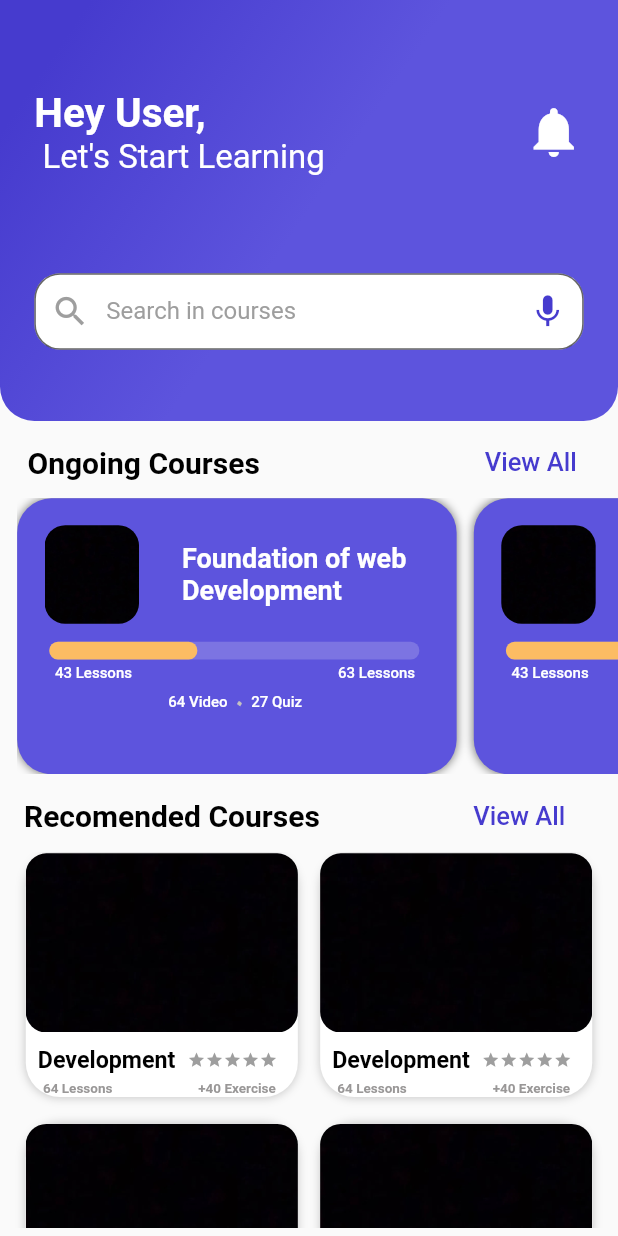
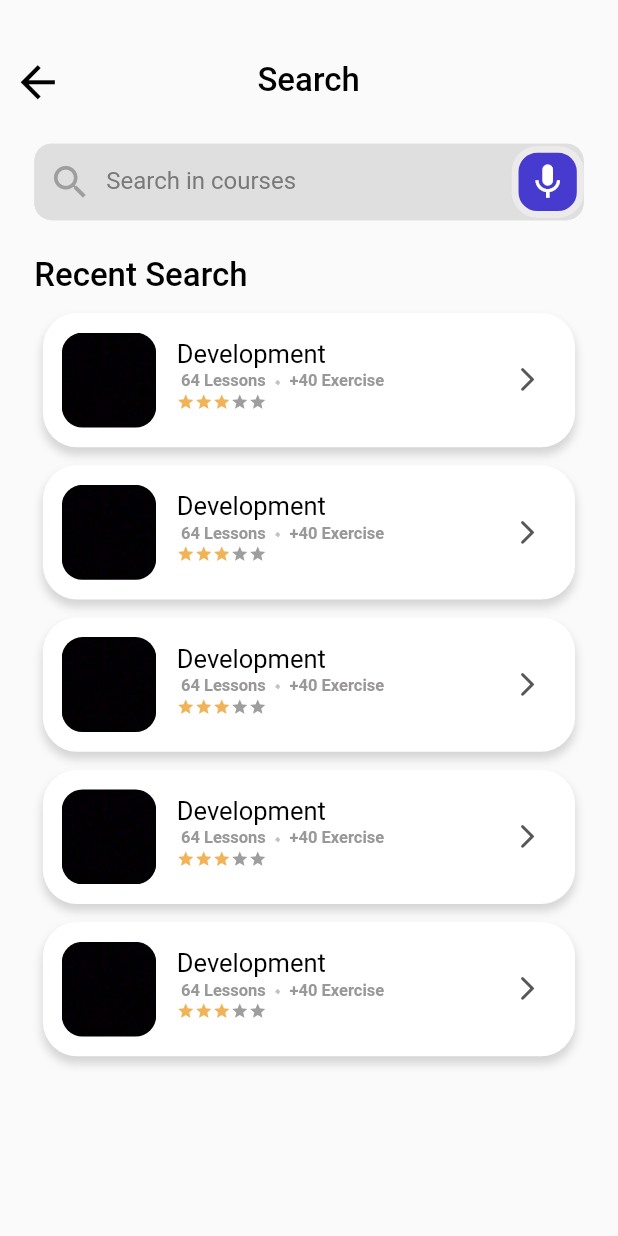
Before and after one commit to yehya-s-ashour/online_course, a Flutter app: the screen it shows after launch, on a phone screen of 412 x 824 dp. Run offline on Flutter 3.47's test engine with Material 2 defaults, Android fonts, the phone set to English and light mode, and no system bars; drawn by our look-alikes of percent_indicator; our stand-ins replace firebase_core, flutter_screenutil, get; accounts and stored records are empty.

```diff
--- a/lib/features/data/models/DummyData.dart
+++ b/lib/features/data/models/DummyData.dart
@@ -120,3 +120,36 @@ List<Category> categoryList = [
     thumbnail: 'assets/images/image.jpg',
   ),
 ];
+
+class RecentSearch {
+  String image;
+  String name;
+
+  RecentSearch({
+    required this.image,
+    required this.name,
+  });
+}
+
+List<RecentSearch> searchList = [
+  RecentSearch(
+    name: 'Development',
+    image: 'assets/images/image.jpg',
+  ),
+  RecentSearch(
+    name: 'Development',
+    image: 'assets/images/image.jpg',
+  ),
+  RecentSearch(
+    name: 'Development',
+    image: 'assets/images/image.jpg',
+  ),
+  RecentSearch(
+    name: 'Development',
+    image: 'assets/images/image.jpg',
+  ),
+  RecentSearch(
+    name: 'Development',
+    image: 'assets/images/image.jpg',
+  ),
+];
--- a/lib/features/presentation/views/home/components/SearchTextField.dart
+++ /dev/null
@@ -1,35 +0,0 @@
-import 'package:flutter/material.dart';
-import 'package:flutter_screenutil/flutter_screenutil.dart';
-
-class SearchTextField extends StatelessWidget {
-  const SearchTextField({
-    Key? key,
-  }) : super(key: key);
-
-  @override
-  Widget build(BuildContext context) {
-    return TextFormField(
-      decoration: InputDecoration(
-        prefixIcon: Icon(
-          Icons.search,
-          color: Colors.grey,
-          size: 26.spMin,
-        ),
-        suffixIcon: Icon(
-          Icons.mic,
-          color: Color(0xff463bce),
-          size: 26.spMin,
-        ),
-        floatingLabelBehavior: FloatingLabelBehavior.never,
-        labelText: "Search in courses",
-        labelStyle: const TextStyle(color: Colors.grey),
-        filled: true,
-        fillColor: Colors.white,
-        border: OutlineInputBorder(
-          borderRadius: BorderRadius.circular(15.r),
-        ),
-        isDense: true,
-      ),
-    );
-  }
-}
--- a/lib/features/presentation/views/home/components/CourseCard.dart
+++ b/lib/features/presentation/views/homeScreen/components/courseCard.dart
@@ -1,7 +1,7 @@
 import 'package:flutter/material.dart';
 import 'package:flutter_screenutil/flutter_screenutil.dart';
 import 'package:online_course/features/data/models/DummyData.dart';
-import 'package:online_course/features/presentation/views/home/components/starsRating.dart';
+import 'package:online_course/features/presentation/views/homeScreen/components/starsRating.dart';
 
 class courseCard extends StatelessWidget {
   final Category category;
@@ -55,7 +55,7 @@ class courseCard extends StatelessWidget {
               SizedBox(
                 width: 7.w,
               ),
-              const starsRating(),
+              starsRating(),
             ],
           ),
           SizedBox(
--- a/lib/features/presentation/views/home/components/homeAppBar.dart
+++ b/lib/features/presentation/views/homeScreen/components/homeAppBar.dart
@@ -1,11 +1,13 @@
 import 'package:flutter/material.dart';
 import 'package:flutter_screenutil/flutter_screenutil.dart';
 
-import 'SearchTextField.dart';
+import 'homeScreenSearchTextField.dart';
 
 Widget homeAppBar() {
   return Container(
-    padding: EdgeInsetsDirectional.only(top: 50.h, start: 20.w, end: 20.w),
+    padding: EdgeInsetsDirectional.only(
+      top: 50.h,
+    ),
     height: 235.h,
     width: double.infinity,
     decoration: BoxDecoration(
@@ -26,9 +28,10 @@ Widget homeAppBar() {
     child: Column(
       children: [
         Row(
-          mainAxisAlignment: MainAxisAlignment.spaceBetween,
-          crossAxisAlignment: CrossAxisAlignment.start,
           children: [
+            SizedBox(
+              width: 18.w,
+            ),
             Column(
               mainAxisAlignment: MainAxisAlignment.spaceBetween,
               crossAxisAlignment: CrossAxisAlignment.start,
@@ -46,11 +49,14 @@ Widget homeAppBar() {
                 ),
               ],
             ),
+            SizedBox(
+              width: 113.w,
+            ),
             IconButton(
                 icon: Icon(
                   Icons.notifications,
                   color: Colors.white,
-                  size: 35.spMax,
+                  size: 30.spMax,
                 ),
                 onPressed: () {}),
           ],
@@ -58,7 +64,7 @@ Widget homeAppBar() {
         SizedBox(
           height: 54.h,
         ),
-        SearchTextField(),
+        SizedBox(width: 320.w, child: homeScreenSearchTextField()),
       ],
     ),
   );
--- /dev/null
+++ b/lib/features/presentation/views/homeScreen/components/homeScreenSearchTextField.dart
@@ -0,0 +1,49 @@
+import 'package:flutter/material.dart';
+import 'package:flutter_screenutil/flutter_screenutil.dart';
+
+class homeScreenSearchTextField extends StatelessWidget {
+  const homeScreenSearchTextField({
+    Key? key,
+  }) : super(key: key);
+
+  @override
+  Widget build(BuildContext context) {
+    return TextFormField(
+      decoration: InputDecoration(
+        focusedBorder: OutlineInputBorder(
+          borderRadius: BorderRadius.circular(15.r),
+          borderSide: BorderSide(
+            color: Color(0xff463bce),
+          ),
+        ),
+        prefixIcon: Icon(
+          Icons.search,
+          color: Colors.grey,
+          size: 26.spMin,
+        ),
+        suffixIcon: Container(
+          decoration: BoxDecoration(
+            color: Color(0xff463bce),
+            border: Border.all(
+                color: Color.fromARGB(255, 236, 234, 234), width: 4.0.w),
+            borderRadius: BorderRadius.circular(15.r),
+          ),
+          child: Icon(
+            Icons.mic,
+            color: Colors.white,
+            size: 28.spMin,
+          ),
+        ),
+        floatingLabelBehavior: FloatingLabelBehavior.never,
+        labelText: "Search in courses",
+        labelStyle: const TextStyle(color: Colors.grey),
+        filled: true,
+        fillColor: Color.fromARGB(255, 242, 240, 240),
+        border: OutlineInputBorder(
+          borderRadius: BorderRadius.circular(15.r),
+        ),
+        isDense: true,
+      ),
+    );
+  }
+}
--- a/lib/features/presentation/views/home/components/onGoingCourseCard.dart
+++ b/lib/features/presentation/views/homeScreen/components/onGoingCourseCard.dart
@@ -13,7 +13,7 @@ class onGoingCourseCard extends StatelessWidget {
   @override
   Widget build(BuildContext context) {
     return SizedBox(
-      width: 256.w,
+      width: 248.w,
       child: Container(
         padding: EdgeInsets.symmetric(horizontal: 10.w, vertical: 10.h),
         decoration: BoxDecoration(
@@ -46,7 +46,7 @@ class onGoingCourseCard extends StatelessWidget {
                           image: AssetImage(course.image), fit: BoxFit.cover)),
                 ),
                 SizedBox(
-                  width: 25.w,
+                  width: 17.w,
                 ),
                 SizedBox(
                   width: 150.w,
@@ -66,7 +66,7 @@ class onGoingCourseCard extends StatelessWidget {
               height: 10.h,
             ),
             LinearPercentIndicator(
-              width: 233.0.w,
+              width: 228.0.w,
               lineHeight: 10.0.h,
               percent: 0.4,
               barRadius: Radius.circular(5.r),
@@ -91,7 +91,7 @@ class onGoingCourseCard extends StatelessWidget {
                       color: Colors.white),
                 ),
                 SizedBox(
-                  width: 120.w,
+                  width: 110.w,
                 ),
                 Text(
                   "63 Lessons",
--- a/lib/features/presentation/views/home/components/recommendedCourses.dart
+++ b/lib/features/presentation/views/homeScreen/components/onGoingCourses.dart
@@ -2,28 +2,27 @@ import 'package:flutter/material.dart';
 import 'package:flutter_screenutil/flutter_screenutil.dart';
 import 'package:online_course/features/data/models/DummyData.dart';
 
-import 'CourseCard.dart';
 import 'onGoingCourseCard.dart';
 
-class recommendedCourses extends StatelessWidget {
-  const recommendedCourses({Key? key}) : super(key: key);
+class onGoingCourses extends StatelessWidget {
+  const onGoingCourses({Key? key}) : super(key: key);
   @override
   Widget build(BuildContext context) {
     return Column(
       children: [
         SizedBox(height: 3.h),
         Padding(
-          padding: const EdgeInsetsDirectional.only(start: 16),
+          padding: EdgeInsetsDirectional.only(start: 16.w),
           child: Row(
             children: [
               Text(
-                "Recomended Courses",
+                "Ongoing Courses",
                 style: TextStyle(
                     fontSize: 20.spMin,
                     fontWeight: FontWeight.w600,
                     color: Colors.black),
               ),
-              SizedBox(width: 79.h),
+              SizedBox(width: 124.w),
               TextButton(
                 onPressed: () {},
                 child: Text(
@@ -37,25 +36,18 @@ class recommendedCourses extends StatelessWidget {
             ],
           ),
         ),
-        SizedBox(
-          height: 210.h,
-          child: GridView.builder(
-            padding: EdgeInsets.symmetric(
-              horizontal: 15.w,
-              vertical: 1.h,
+        Container(
+          margin: EdgeInsetsDirectional.only(start: 10.w),
+          height: 138.h,
+          child: ListView.separated(
+            scrollDirection: Axis.horizontal,
+            itemCount: coursesList.length,
+            itemBuilder: (context, index) => onGoingCourseCard(
+              course: coursesList[index],
             ),
-            gridDelegate: SliverGridDelegateWithFixedCrossAxisCount(
-              crossAxisCount: 2,
-              childAspectRatio: 0.935.h,
-              crossAxisSpacing: 13.w,
-              mainAxisSpacing: 15.h,
+            separatorBuilder: (context, index) => SizedBox(
+              width: 10.w,
             ),
-            itemBuilder: (context, index) {
-              return courseCard(
-                category: categoryList[index],
-              );
-            },
-            itemCount: categoryList.length,
           ),
         ),
       ],
--- a/lib/features/presentation/views/home/components/onGoingCourses.dart
+++ b/lib/features/presentation/views/homeScreen/components/recommendedCourses.dart
@@ -2,27 +2,28 @@ import 'package:flutter/material.dart';
 import 'package:flutter_screenutil/flutter_screenutil.dart';
 import 'package:online_course/features/data/models/DummyData.dart';
 
+import 'CourseCard.dart';
 import 'onGoingCourseCard.dart';
 
-class onGoingCourses extends StatelessWidget {
-  const onGoingCourses({Key? key}) : super(key: key);
+class recommendedCourses extends StatelessWidget {
+  const recommendedCourses({Key? key}) : super(key: key);
   @override
   Widget build(BuildContext context) {
     return Column(
       children: [
         SizedBox(height: 3.h),
         Padding(
-          padding: EdgeInsetsDirectional.only(start: 16.w),
+          padding: const EdgeInsetsDirectional.only(start: 16),
           child: Row(
             children: [
               Text(
-                "Ongoing Courses",
+                "Recomended Courses",
                 style: TextStyle(
                     fontSize: 20.spMin,
                     fontWeight: FontWeight.w600,
                     color: Colors.black),
               ),
-              SizedBox(width: 124.w),
+              SizedBox(width: 79.h),
               TextButton(
                 onPressed: () {},
                 child: Text(
@@ -36,18 +37,25 @@ class onGoingCourses extends StatelessWidget {
             ],
           ),
         ),
-        Container(
-          margin: EdgeInsetsDirectional.only(start: 10.w),
-          height: 154.h,
-          child: ListView.separated(
-            scrollDirection: Axis.horizontal,
-            itemCount: coursesList.length,
-            itemBuilder: (context, index) => onGoingCourseCard(
-              course: coursesList[index],
+        SizedBox(
+          height: 226.h,
+          child: GridView.builder(
+            padding: EdgeInsets.symmetric(
+              horizontal: 15.w,
+              vertical: 1.h,
             ),
-            separatorBuilder: (context, index) => SizedBox(
-              width: 10.w,
+            gridDelegate: SliverGridDelegateWithFixedCrossAxisCount(
+              crossAxisCount: 2,
+              childAspectRatio: 0.935.h,
+              crossAxisSpacing: 13.w,
+              mainAxisSpacing: 15.h,
             ),
+            itemBuilder: (context, index) {
+              return courseCard(
+                category: categoryList[index],
+              );
+            },
+            itemCount: categoryList.length,
           ),
         ),
       ],
--- a/lib/features/presentation/views/home/components/starsRating.dart
+++ b/lib/features/presentation/views/homeScreen/components/starsRating.dart
@@ -8,7 +8,7 @@ class starsRating extends StatelessWidget {
   }) : super(key: key);
   @override
   Widget build(BuildContext context) {
-    int rating = 0;
+    int rating = 3;
     return SizedBox(
       child: Row(
         mainAxisAlignment: MainAxisAlignment.center,
@@ -17,31 +17,31 @@ class starsRating extends StatelessWidget {
             size: 12.spMin,
             Icons.star,
             color:
-                rating >= 1 ? Color.fromARGB(255, 221, 153, 50) : Colors.grey,
+                rating >= 1 ? Color.fromARGB(255, 240, 179, 88) : Colors.grey,
           ),
           Icon(
             size: 12.spMin,
             Icons.star,
             color:
-                rating >= 2 ? Color.fromARGB(255, 221, 153, 50) : Colors.grey,
+                rating >= 2 ? Color.fromARGB(255, 240, 179, 88) : Colors.grey,
           ),
           Icon(
             size: 12.spMin,
             Icons.star,
             color:
-                rating >= 3 ? Color.fromARGB(255, 221, 153, 50) : Colors.grey,
+                rating >= 3 ? Color.fromARGB(255, 240, 179, 88) : Colors.grey,
           ),
           Icon(
             size: 12.spMin,
             Icons.star,
             color:
-                rating >= 4 ? Color.fromARGB(255, 221, 153, 50) : Colors.grey,
+                rating >= 4 ? Color.fromARGB(255, 240, 179, 88) : Colors.grey,
           ),
           Icon(
             size: 12.spMin,
             Icons.star,
             color:
-                rating >= 5 ? Color.fromARGB(255, 221, 153, 50) : Colors.grey,
+                rating >= 5 ? Color.fromARGB(255, 240, 179, 88) : Colors.grey,
           ),
         ],
       ),
--- a/lib/features/presentation/views/home/home.dart
+++ b/lib/features/presentation/views/homeScreen/homeScreen.dart
@@ -1,19 +1,17 @@
 import 'package:flutter/material.dart';
 import 'package:flutter/services.dart';
-import 'package:flutter_screenutil/flutter_screenutil.dart';
 
-import '../../../data/models/DummyData.dart';
-import 'components/onGoingCourseCard.dart';
 import 'components/homeAppBar.dart';
 import 'components/onGoingCourses.dart';
 import 'components/recommendedCourses.dart';
 
-class home extends StatelessWidget {
+class homeScreen extends StatelessWidget {
   @override
   Widget build(BuildContext context) {
     return AnnotatedRegion<SystemUiOverlayStyle>(
       value: SystemUiOverlayStyle.light,
       child: Scaffold(
+        resizeToAvoidBottomInset: false,
         body: Column(
           children: [homeAppBar(), onGoingCourses(), recommendedCourses()],
         ),
--- /dev/null
+++ b/lib/features/presentation/views/serachScreen/components/recentSearchCard.dart
@@ -0,0 +1,121 @@
+import 'package:flutter/material.dart';
+import 'package:flutter_screenutil/flutter_screenutil.dart';
+import 'package:online_course/features/data/models/DummyData.dart';
+import 'package:online_course/features/presentation/views/homeScreen/components/starsRating.dart';
+
+class recentSearchCard extends StatelessWidget {
+  final RecentSearch recentSearch;
+  const recentSearchCard({
+    Key? key,
+    required this.recentSearch,
+  }) : super(key: key);
+
+  @override
+  Widget build(BuildContext context) {
+    return SizedBox(
+      height: 75.h,
+      child: Container(
+        padding: EdgeInsets.symmetric(horizontal: 5.w, vertical: 8.h),
+        decoration: BoxDecoration(
+          boxShadow: [
+            BoxShadow(
+              color: Colors.black.withOpacity(0.15),
+              blurRadius: 4.0.r,
+              spreadRadius: .05.r,
+              offset: Offset(0, 4.0.r),
+            ),
+          ],
+          color: Color.fromARGB(255, 255, 255, 255),
+          borderRadius: BorderRadius.circular(20.r),
+        ),
+        child: Row(
+          children: [
+            Row(
+              children: [
+                SizedBox(
+                  width: 6.w,
+                ),
+                Container(
+                  height: 53.h,
+                  width: 55.w,
+                  decoration: BoxDecoration(
+                      borderRadius: BorderRadius.circular(12.r),
+                      image: DecorationImage(
+                          image: AssetImage(recentSearch.image),
+                          fit: BoxFit.cover)),
+                ),
+                SizedBox(
+                  width: 12.w,
+                ),
+                Column(
+                  mainAxisAlignment: MainAxisAlignment.start,
+                  crossAxisAlignment: CrossAxisAlignment.start,
+                  children: [
+                    SizedBox(
+                      height: 7.w,
+                    ),
+                    SizedBox(
+                      width: 150.w,
+                      child: Text(
+                        recentSearch.name,
+                        maxLines: 2,
+                        overflow: TextOverflow.ellipsis,
+                        style: TextStyle(
+                            fontSize: 17.spMin,
+                            fontWeight: FontWeight.w400,
+                            color: Colors.black),
+                      ),
+                    ),
+                    Row(
+                      children: [
+                        Text(
+                          " 64 Lessons",
+                          style: TextStyle(
+                              fontSize: 11.spMin,
+                              fontWeight: FontWeight.bold,
+                              color: Color.fromARGB(255, 153, 151, 151)),
+                        ),
+                        SizedBox(
+                          width: 5.w,
+                        ),
+                        Text(
+                          '٠',
+                          overflow: TextOverflow.ellipsis,
+                          style: TextStyle(
+                              fontWeight: FontWeight.w900,
+                              fontSize: 12.spMin,
+                              color: Color.fromARGB(255, 196, 193, 193)),
+                        ),
+                        SizedBox(
+                          width: 5.w,
+                        ),
+                        Text(
+                          "+40 Exercise",
+                          style: TextStyle(
+                              fontSize: 11.spMin,
+                              fontWeight: FontWeight.bold,
+                              color: Color.fromARGB(255, 153, 151, 151)),
+                        ),
+                      ],
+                    ),
+                    starsRating()
+                  ],
+                ),
+              ],
+            ),
+            SizedBox(
+              width: 33.w,
+            ),
+            IconButton(
+                icon: Icon(
+                  Icons.arrow_forward_ios_rounded,
+                  color: Color.fromARGB(255, 87, 87, 87),
+                  size: 17.spMax,
+                ),
+                onPressed: () {}),
+          ],
+        ),
+      ),
+    );
+  }
+}
--- /dev/null
+++ b/lib/features/presentation/views/serachScreen/components/recentSearchListView.dart
@@ -0,0 +1,54 @@
+import 'package:flutter/cupertino.dart';
+import 'package:flutter/material.dart';
+import 'package:flutter_screenutil/flutter_screenutil.dart';
+import 'package:online_course/features/data/models/DummyData.dart';
+import 'package:online_course/features/presentation/views/homeScreen/components/onGoingCourseCard.dart';
+import 'package:online_course/features/presentation/views/serachScreen/components/recentSearchCard.dart';
+
+class recentSearchListView extends StatelessWidget {
+  const recentSearchListView({Key? key}) : super(key: key);
+  @override
+  Widget build(BuildContext context) {
+    return Column(
+      mainAxisAlignment: MainAxisAlignment.start,
+      crossAxisAlignment: CrossAxisAlignment.start,
+      children: [
+        SizedBox(
+          height: 20.h,
+        ),
+        Row(
+          children: [
+            SizedBox(
+              width: 20.w,
+            ),
+            Text(
+              "Recent Search",
+              style: TextStyle(
+                  fontWeight: FontWeight.w500,
+                  fontSize: 22.spMin,
+                  color: Colors.black),
+            ),
+          ],
+        ),
+        Container(
+            margin:
+                EdgeInsetsDirectional.only(start: 25.w, end: 25.w, top: 10.h),
+            height: 500.h,
+            width: 330.w,
+            child: MediaQuery.removePadding(
+              context: context,
+              removeTop: true,
+              child: ListView.separated(
+                itemCount: searchList.length,
+                itemBuilder: (context, index) => recentSearchCard(
+                  recentSearch: searchList[index],
+                ),
+                separatorBuilder: (context, index) => SizedBox(
+                  height: 10.h,
+                ),
+              ),
+            )),
+      ],
+    );
+  }
+}
--- /dev/null
+++ b/lib/features/presentation/views/serachScreen/components/searchScreenAppBar.dart
@@ -0,0 +1,41 @@
+import 'package:flutter/material.dart';
+import 'package:flutter_screenutil/flutter_screenutil.dart';
+
+Widget searchScreenAppBar() {
+  return Column(
+    mainAxisAlignment: MainAxisAlignment.start,
+    children: [
+      Column(
+        children: [
+          SizedBox(
+            height: 25.h,
+          ),
+          Row(
+            children: [
+              IconButton(
+                  icon: Icon(
+                    Icons.arrow_back,
+                    color: Colors.black,
+                    size: 30.spMax,
+                  ),
+                  onPressed: () {}),
+              SizedBox(
+                width: 108.w,
+              ),
+              Text(
+                "Search",
+                style: TextStyle(
+                    fontWeight: FontWeight.w500,
+                    fontSize: 22.spMin,
+                    color: Colors.black),
+              ),
+            ],
+          ),
+          SizedBox(
+            height: 15.h,
+          ),
+        ],
+      ),
+    ],
+  );
+}
--- /dev/null
+++ b/lib/features/presentation/views/serachScreen/components/searchScreenSearchTextField.dart
@@ -0,0 +1,51 @@
+import 'package:flutter/material.dart';
+import 'package:flutter_screenutil/flutter_screenutil.dart';
+
+class searchScreenSearchTextField extends StatelessWidget {
+  const searchScreenSearchTextField({
+    Key? key,
+  }) : super(key: key);
+
+  @override
+  Widget build(BuildContext context) {
+    return TextFormField(
+      decoration: InputDecoration(
+        focusedBorder: OutlineInputBorder(
+          borderRadius: BorderRadius.circular(15.r),
+          borderSide: BorderSide(
+            color: Color(0xff463bce),
+          ),
+        ),
+        prefixIcon: Icon(
+          Icons.search,
+          color: Colors.grey,
+          size: 29.spMin,
+        ),
+        suffixIcon: Container(
+          decoration: BoxDecoration(
+            color: Color(0xff463bce),
+            border: Border.all(
+                color: Color.fromARGB(255, 236, 234, 234), width: 4.0.w),
+            borderRadius: BorderRadius.circular(15.r),
+          ),
+          child: Icon(
+            Icons.mic,
+            color: Colors.white,
+            size: 28.spMin,
+          ),
+        ),
+        floatingLabelBehavior: FloatingLabelBehavior.never,
+        labelText: "Search in courses",
+        labelStyle: const TextStyle(color: Color.fromARGB(255, 122, 120, 120)),
+        filled: true,
+        enabledBorder: OutlineInputBorder(
+          borderRadius: BorderRadius.circular(10.r),
+          borderSide:
+              BorderSide(width: 3, color: Color.fromARGB(255, 224, 223, 223)),
+        ),
+        fillColor: Color.fromARGB(255, 224, 223, 223),
+        isDense: true,
+      ),
+    );
+  }
+}
--- /dev/null
+++ b/lib/features/presentation/views/serachScreen/searchScreen.dart
@@ -0,0 +1,26 @@
+import 'package:flutter/material.dart';
+import 'package:flutter/services.dart';
+import 'package:flutter_screenutil/flutter_screenutil.dart';
+import 'package:online_course/features/presentation/views/serachScreen/components/recentSearchListView.dart';
+
+import '../homeScreen/components/homeAppBar.dart';
+import 'components/searchScreenAppBar.dart';
+import 'components/searchScreenSearchTextField.dart';
+
+class searchScreen extends StatelessWidget {
+  @override
+  Widget build(BuildContext context) {
+    return AnnotatedRegion<SystemUiOverlayStyle>(
+      value: SystemUiOverlayStyle.light,
+      child: Scaffold(
+        body: Column(
+          children: [
+            searchScreenAppBar(),
+            SizedBox(width: 320.w, child: const searchScreenSearchTextField()),
+            recentSearchListView()
+          ],
+        ),
+      ),
+    );
+  }
+}
--- a/lib/main.dart
+++ b/lib/main.dart
@@ -2,7 +2,9 @@ import 'package:firebase_core/firebase_core.dart';
 import 'package:flutter/material.dart';
 import 'package:flutter_screenutil/flutter_screenutil.dart';
 import 'package:get/get_navigation/src/root/get_material_app.dart';
-import 'features/presentation/views/home/home.dart';
+
+import 'features/presentation/views/homeScreen/homeScreen.dart';
+import 'features/presentation/views/serachScreen/SearchScreen.dart';
 
 void main() async {
   WidgetsFlutterBinding.ensureInitialized();
@@ -25,7 +27,7 @@ class MyApp extends StatelessWidget {
         title: 'Flutter Demo',
         home: child,
       ),
-      child: home(),
+      child: searchScreen(),
     );
   }
 }
```
